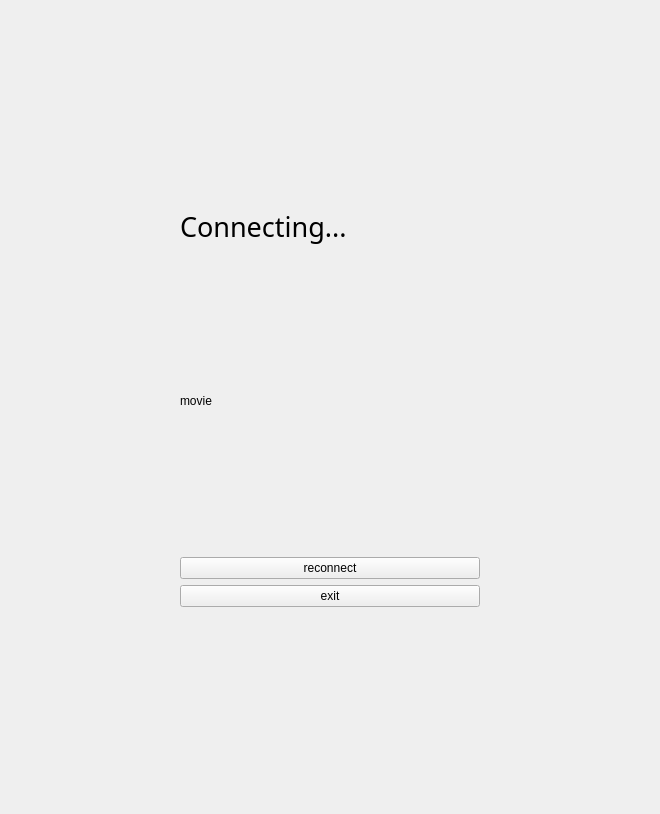
This is HiddenChess/Source/Widgets/SplashScreenWidget/SplashScreenWidget.ui in Nekttuman/HiddenChess as Qt 5 draws it before an edit. The edited form follows.
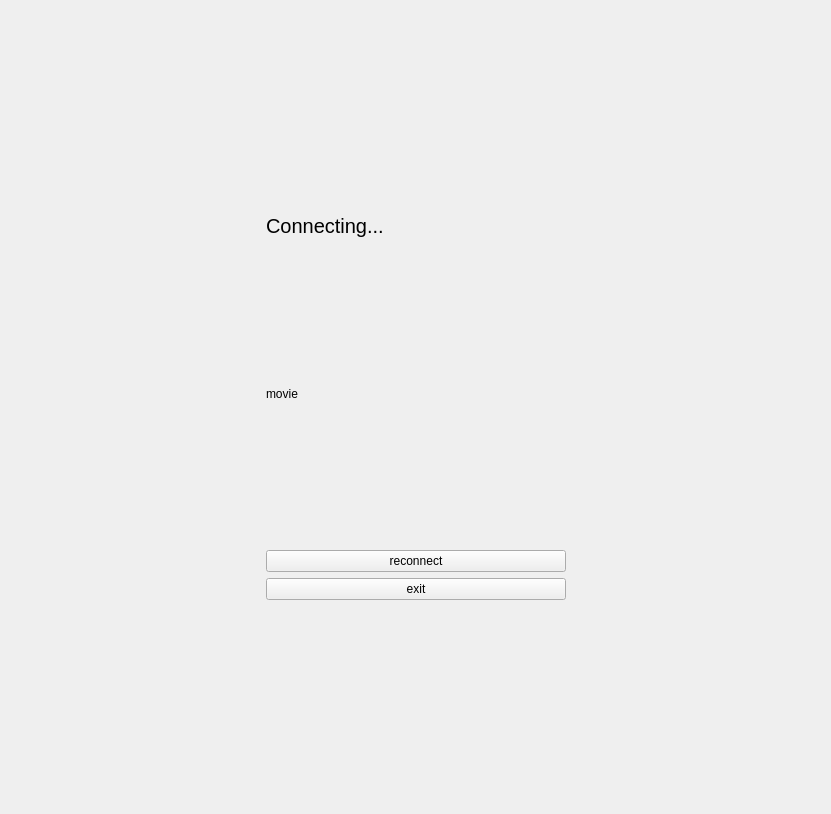
This is the edited form.

What changed in the file:
```diff
--- a/HiddenChess/Source/Widgets/SplashScreenWidget/SplashScreenWidget.ui
+++ b/HiddenChess/Source/Widgets/SplashScreenWidget/SplashScreenWidget.ui
@@ -6,13 +6,19 @@
    <rect>
     <x>0</x>
     <y>0</y>
-    <width>660</width>
+    <width>831</width>
     <height>814</height>
    </rect>
   </property>
   <property name="windowTitle">
    <string>SplashScreenWidget</string>
   </property>
+  <property name="autoFillBackground">
+   <bool>false</bool>
+  </property>
+  <property name="styleSheet">
+   <string notr="true"/>
+  </property>
   <layout class="QGridLayout" name="gridLayout">
    <item row="2" column="2">
     <spacer name="horizontalSpacer_2">
@@ -46,10 +52,12 @@
       <widget class="QLabel" name="label">
        <property name="font">
         <font>
-         <family>MS Gothic</family>
-         <pointsize>20</pointsize>
+         <pointsize>-1</pointsize>
         </font>
        </property>
+       <property name="styleSheet">
+        <string notr="true">font-size: 20px;</string>
+       </property>
        <property name="text">
         <string>Connecting...</string>
        </property>
@@ -82,6 +90,12 @@
        <property name="text">
         <string>reconnect</string>
        </property>
+       <property name="autoDefault">
+        <bool>false</bool>
+       </property>
+       <property name="flat">
+        <bool>false</bool>
+       </property>
       </widget>
      </item>
      <item>
@@ -93,8 +107,8 @@
      </item>
     </layout>
    </item>
-   <item row="3" column="0">
-    <spacer name="verticalSpacer">
+   <item row="0" column="1">
+    <spacer name="verticalSpacer_2">
      <property name="orientation">
       <enum>Qt::Vertical</enum>
      </property>
@@ -106,8 +120,8 @@
      </property>
     </spacer>
    </item>
-   <item row="1" column="0">
-    <spacer name="verticalSpacer_2">
+   <item row="3" column="1">
+    <spacer name="verticalSpacer">
      <property name="orientation">
       <enum>Qt::Vertical</enum>
      </property>
```
